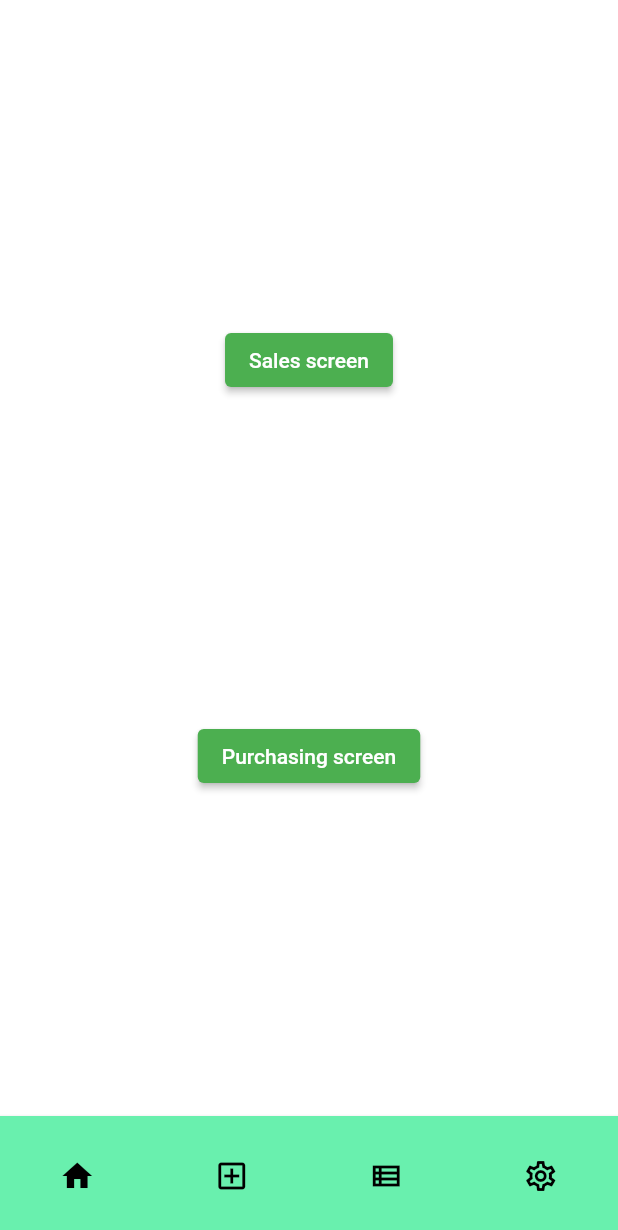
After one commit to barisburakbalci/tedarikq, a Flutter app: the screen it shows after launch, on a phone screen of 412 x 824 dp. The commit adds this screen. Shown: the top 1230 px of the screen. Run offline on Flutter 3.47's test engine with Material 2 defaults, Android fonts, the phone set to English and light mode, and no system bars; our stand-ins replace cloud_firestore, firebase_core; accounts and stored records are empty.

Commit message:
home extracted to a new file

```diff
--- /dev/null
+++ b/lib/screens/home.dart
@@ -0,0 +1,53 @@
+import 'package:flutter/material.dart';
+import 'sales.dart';
+import 'purchasing.dart';
+import '../components/navbar.dart';
+
+class HomeScreen extends StatelessWidget {
+  const HomeScreen({super.key});
+
+  @override
+  Widget build(BuildContext context) {
+    return Scaffold(
+      body: Column(
+        crossAxisAlignment: CrossAxisAlignment.stretch,
+        children: [
+          Expanded(
+            child: Container(
+              color: Colors.white,
+              child: Column(
+                mainAxisAlignment: MainAxisAlignment.spaceEvenly,
+                crossAxisAlignment: CrossAxisAlignment.center,
+                children: <Widget>[
+                  ElevatedButton(
+                    onPressed: (() {
+                      Navigator.push(
+                        context,
+                        MaterialPageRoute(
+                          builder: ((context) => const SalesScreen()),
+                        ),
+                      );
+                    }),
+                    child: const Text('Sales screen'),
+                  ),
+                  ElevatedButton(
+                    onPressed: (() {
+                      Navigator.push(
+                        context,
+                        MaterialPageRoute(
+                          builder: ((context) => const PurchasingScreen()),
+                        ),
+                      );
+                    }),
+                    child: const Text('Purchasing screen'),
+                  ),
+                ],
+              ),
+            ),
+          ),
+        ],
+      ),
+      bottomNavigationBar: const Navbar(),
+    );
+  }
+}
--- a/lib/screens/purchasing.dart
+++ b/lib/screens/purchasing.dart
@@ -46,7 +46,11 @@ class PurchasingScreenState extends State<PurchasingScreen> {
                           })),
                     );
                   } else {
-                    return const Text('no data');
+                    return const Flexible(
+                      child: Center(
+                        child: Text('No data'),
+                      ),
+                    );
                   }
                 },
               ),
```
Also changed, not shown: lib/main.dart (+8 -62 lines).
